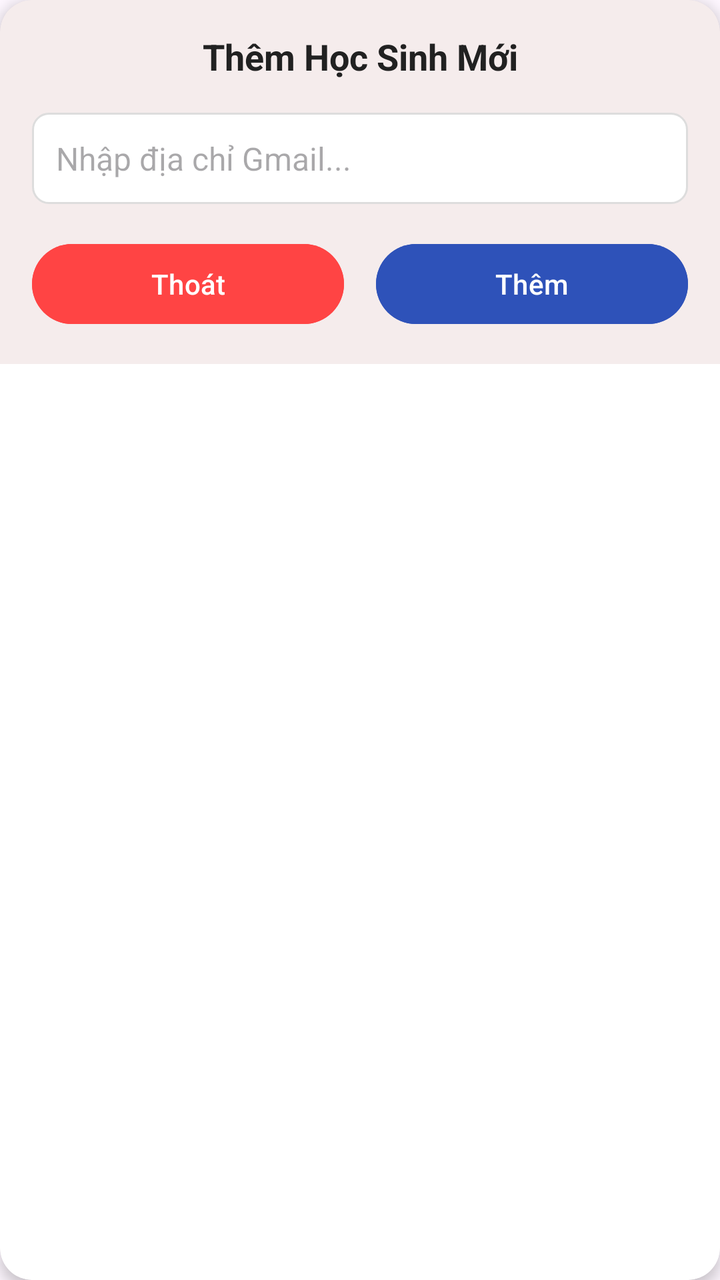
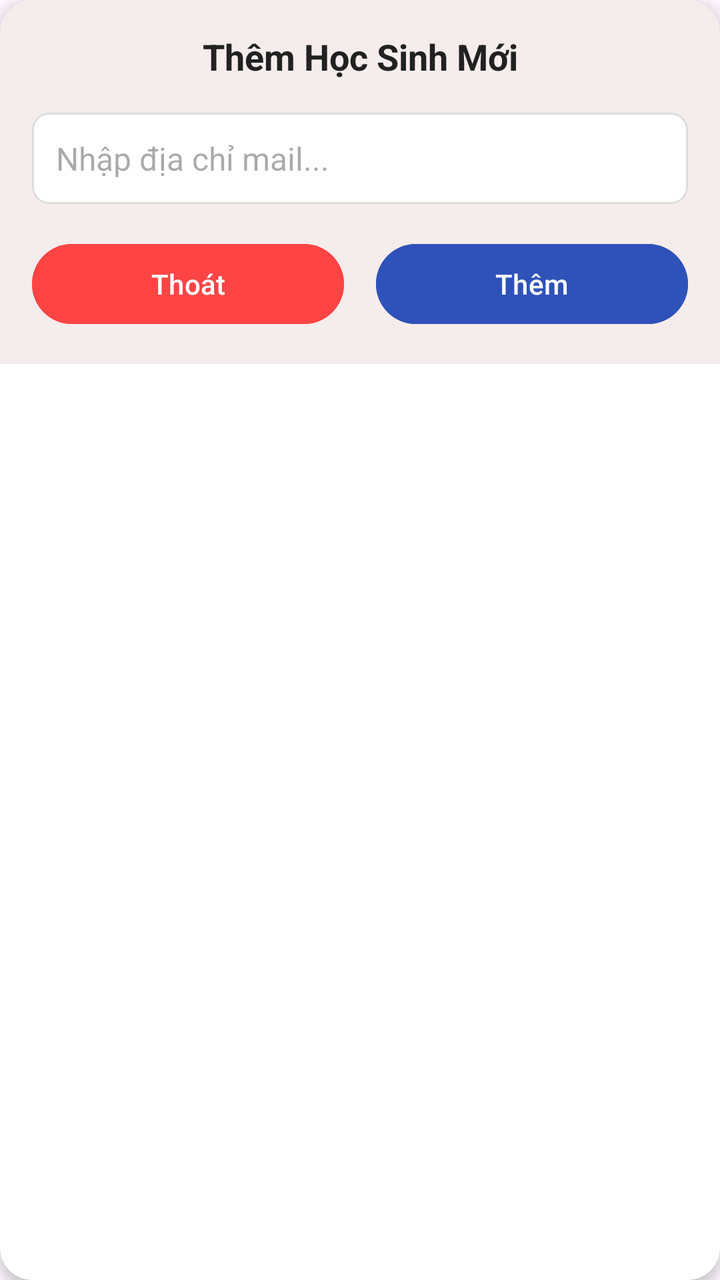

Compare the two renders of this Android layout. The source of the first and the diff that turns it into the second are given below.
<!-- AndroidManifest.xml: application theme Theme.Apphoctap -->
<!-- res/layout/dialog_add_student.xml -->
<?xml version="1.0" encoding="utf-8"?>
<androidx.cardview.widget.CardView
    xmlns:android="http://schemas.android.com/apk/res/android"
    xmlns:app="http://schemas.android.com/apk/res-auto"
    android:layout_width="match_parent"
    android:layout_height="wrap_content"
    app:cardCornerRadius="16dp"
    app:cardElevation="4dp">

    <LinearLayout
        android:layout_width="match_parent"
        android:layout_height="wrap_content"
        android:orientation="vertical"
        android:padding="16dp"
        android:background="@color/gray">

        <TextView
            android:layout_width="match_parent"
            android:layout_height="wrap_content"
            android:text="Thêm Học Sinh Mới"
            android:textColor="@color/text_primary"
            android:textSize="18sp"
            android:textStyle="bold"
            android:gravity="center"
            android:layout_marginBottom="16dp"/>

        <EditText
            android:id="@+id/emailEditText"
            android:layout_width="match_parent"
            android:layout_height="wrap_content"
            android:hint="Nhập địa chỉ Gmail..."
            android:inputType="textEmailAddress"
            android:padding="12dp"
            android:textSize="16sp"
            android:background="@drawable/bg_input"
            android:layout_marginBottom="16dp"
            />

        <LinearLayout
            android:layout_width="match_parent"
            android:layout_height="wrap_content"
            android:orientation="horizontal">

            <Button
                android:id="@+id/cancelButton"
                android:layout_width="0dp"
                android:layout_height="wrap_content"
                android:layout_weight="1"
                android:layout_marginEnd="8dp"
                android:text="Thoát"
                android:textColor="#FFFFFF"
                android:backgroundTint="#FF4444"
                />

            <Button
                android:id="@+id/addButton"
                android:layout_width="0dp"
                android:layout_height="wrap_content"
                android:layout_weight="1"
                android:layout_marginStart="8dp"
                android:text="Thêm"
                android:textColor="#FFFFFF"
                android:backgroundTint="@color/Button_access"
                />
        </LinearLayout>
    </LinearLayout>
</androidx.cardview.widget.CardView>
<!-- resources referenced by this layout -->
<resources>
  <color name="Button_access">#2E52B9</color>
  <color name="gray">#37D2A7A7</color>
  <color name="text_primary">#212121</color>
  <!-- drawable bg_input (drawable) -->
  <?xml version="1.0" encoding="utf-8"?>
  <shape xmlns:android="http://schemas.android.com/apk/res/android"
      android:shape="rectangle">
      <solid android:color="#FFFFFF" />
      <stroke android:width="1dp" android:color="#DDDDDD" />
      <corners android:radius="8dp" />
  </shape>
  <style name="Theme.Apphoctap" parent="Base.Theme.Apphoctap" />
  <style name="Base.Theme.Apphoctap" parent="Theme.Material3.DayNight.NoActionBar">
          
          
      </style>
</resources>

<!-- the commit's change to res/layout/dialog_add_student.xml (unified diff, before → after) -->
@@ -28,7 +28,7 @@
             android:id="@+id/emailEditText"
             android:layout_width="match_parent"
             android:layout_height="wrap_content"
-            android:hint="Nhập địa chỉ Gmail..."
+            android:hint="Nhập địa chỉ mail..."
             android:inputType="textEmailAddress"
             android:padding="12dp"
             android:textSize="16sp"
